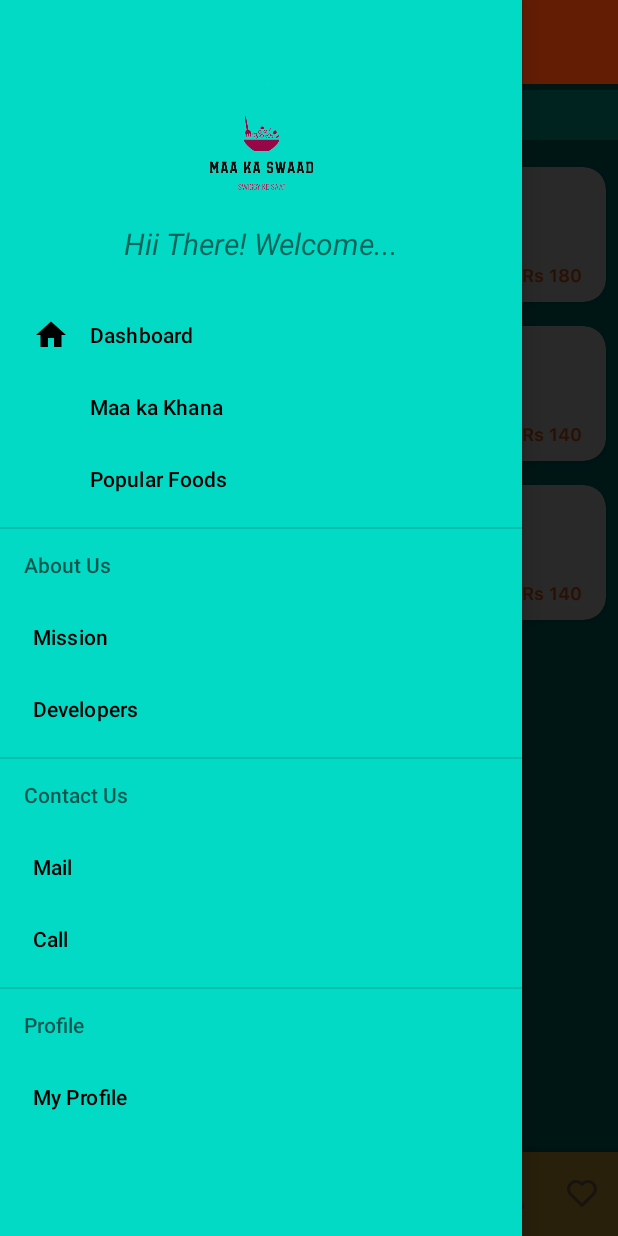
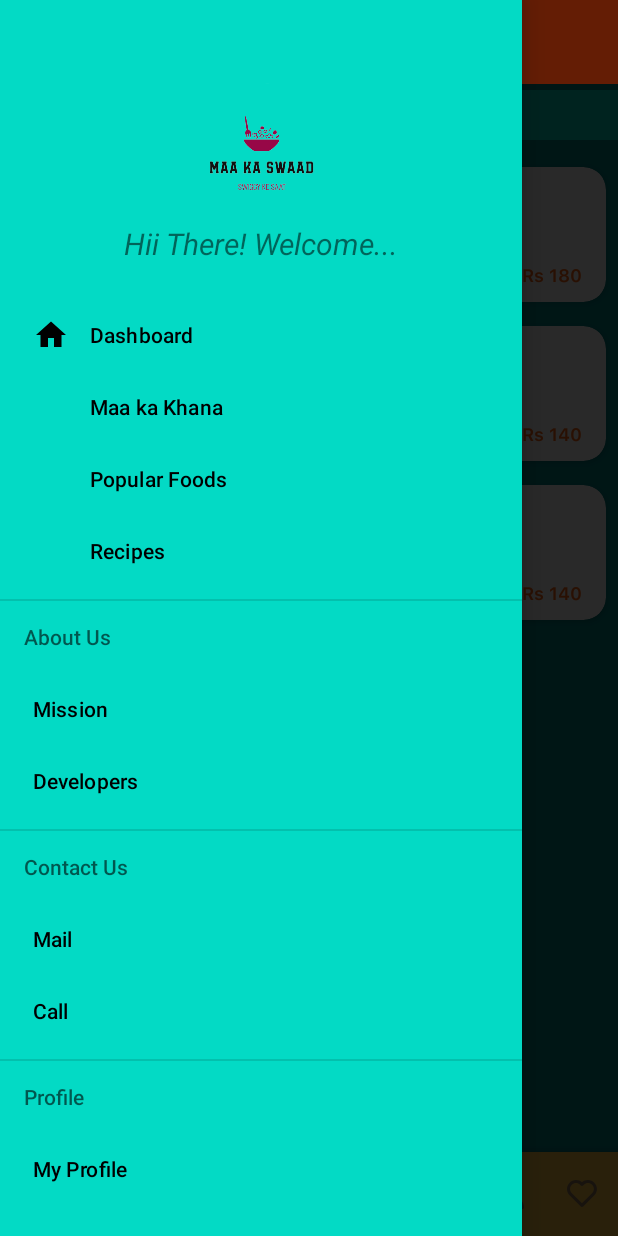
Before and after one commit to vineetnayak777/MaaKaSwaad, an Android app: the DashboardActivity screen opened directly, with no data from a screen before it, with the side drawer open, on a phone screen of 412 x 824 dp. Run offline under Robolectric (Android 15) with nearby library versions, the phone set to English and light mode, and no system bars; Roboto replaces fonts that are not available here.

Commit message:
Details for Mothers Food Added

```diff
--- a/MaaKaSwaad/app/build.gradle
+++ b/MaaKaSwaad/app/build.gradle
@@ -43,4 +43,5 @@ dependencies {
     androidTestImplementation 'androidx.test.ext:junit:1.1.3'
     androidTestImplementation 'androidx.test.espresso:espresso-core:3.4.0'
     implementation 'com.squareup.picasso:picasso:2.71828'
+    implementation 'com.google.code.gson:gson:2.8.5'
 }
--- a/MaaKaSwaad/app/src/main/AndroidManifest.xml
+++ b/MaaKaSwaad/app/src/main/AndroidManifest.xml
@@ -4,6 +4,8 @@
     package="com.example.maakaswaad">
 
     <uses-permission android:name="android.permission.INTERNET" />
+    <uses-permission android:name="android.permission.WRITE_EXTERNAL_STORAGE" />
+    <uses-permission android:name="android.permission.READ_EXTERNAL_STORAGE"/>
 
     <application
         android:allowBackup="true"
--- a/MaaKaSwaad/app/src/main/java/com/example/maakaswaad/BaseActivity.java
+++ b/MaaKaSwaad/app/src/main/java/com/example/maakaswaad/BaseActivity.java
@@ -53,6 +53,8 @@ public class BaseActivity extends AppCompatActivity implements NavigationView.On
                 Intent intent3 = new Intent(BaseActivity.this, RestaurantActivity.class);
                 startActivity(intent3);
                 break;
+            case R.id.recipes:
+                break;
             case R.id.mission:
                 break;
             case R.id.developers:
--- a/MaaKaSwaad/app/src/main/java/com/example/maakaswaad/adapter/CategoryItemRecyclerAdapter.java
+++ b/MaaKaSwaad/app/src/main/java/com/example/maakaswaad/adapter/CategoryItemRecyclerAdapter.java
@@ -67,7 +67,7 @@ public class CategoryItemRecyclerAdapter extends RecyclerView.Adapter<CategoryIt
 
         public CategoryItemViewHolder(@NonNull View itemView) {
             super(itemView);
-            name = itemView.findViewById(R.id.name);
+            name = itemView.findViewById(R.id.name_rec);
             price = itemView.findViewById(R.id.price);
             itemImage = itemView.findViewById(R.id.item_image);
 
--- a/MaaKaSwaad/app/src/main/java/com/example/maakaswaad/adapter/MothersFoodAdapter.java
+++ b/MaaKaSwaad/app/src/main/java/com/example/maakaswaad/adapter/MothersFoodAdapter.java
@@ -2,6 +2,7 @@ package com.example.maakaswaad.adapter;
 
 
 import android.content.Context;
+import android.content.Intent;
 import android.view.LayoutInflater;
 import android.view.View;
 import android.view.ViewGroup;
@@ -11,6 +12,7 @@ import android.widget.TextView;
 import androidx.annotation.NonNull;
 import androidx.recyclerview.widget.RecyclerView;
 
+import com.example.maakaswaad.DetailsActivity;
 import com.example.maakaswaad.R;
 import com.example.maakaswaad.model.MothersFood;
 
@@ -43,6 +45,19 @@ public class MothersFoodAdapter extends RecyclerView.Adapter<MothersFoodAdapter.
         holder.rating.setText(MothersFoodList.get(position).getRating());
         holder.foodby.setText(MothersFoodList.get(position).getFood_by());
         holder.foodbyImage.setImageResource(MothersFoodList.get(position).getFoodbypicUrl());
+        holder.itemView.setOnClickListener(new View.OnClickListener() {
+            @Override
+            public void onClick(View view) {
+                Integer url;
+                Intent i = new Intent(context, DetailsActivity.class);
+                url = MothersFoodList.get(position).getImageUrl();
+                i.putExtra("name", MothersFoodList.get(position).getName());
+                i.putExtra("price", MothersFoodList.get(position).getPrice());
+                i.putExtra("image", url);
+                i.putExtra("rating",MothersFoodList.get(position).getRating());
+                context.startActivity(i);
+            }
+        });
 
     }
 
@@ -61,9 +76,9 @@ public class MothersFoodAdapter extends RecyclerView.Adapter<MothersFoodAdapter.
         public MothersFoodViewHolder(@NonNull View itemView) {
             super(itemView);
 
-            foodImage = itemView.findViewById(R.id.food_image);
+            foodImage = itemView.findViewById(R.id.food_image_rec);
             price = itemView.findViewById(R.id.price);
-            name = itemView.findViewById(R.id.name);
+            name = itemView.findViewById(R.id.name_rec);
             rating = itemView.findViewById(R.id.rating);
             foodby = itemView.findViewById(R.id.foodby);
             foodbyImage = itemView.findViewById(R.id.foodby_pic);
--- a/MaaKaSwaad/app/src/main/java/com/example/maakaswaad/adapter/PopularFoodAdapter.java
+++ b/MaaKaSwaad/app/src/main/java/com/example/maakaswaad/adapter/PopularFoodAdapter.java
@@ -69,9 +69,9 @@ public class PopularFoodAdapter extends RecyclerView.Adapter<PopularFoodAdapter.
         public PopularFoodViewHolder(@NonNull View itemView) {
             super(itemView);
 
-            foodImage = itemView.findViewById(R.id.food_image);
+            foodImage = itemView.findViewById(R.id.food_image_rec);
             price = itemView.findViewById(R.id.price);
-            name = itemView.findViewById(R.id.name);
+            name = itemView.findViewById(R.id.name_rec);
         }
     }
 }
--- a/MaaKaSwaad/app/src/main/java/com/example/maakaswaad/adapter/RestaurantFoodAdapter.java
+++ b/MaaKaSwaad/app/src/main/java/com/example/maakaswaad/adapter/RestaurantFoodAdapter.java
@@ -74,9 +74,9 @@ public class RestaurantFoodAdapter extends RecyclerView.Adapter<RestaurantFoodAd
         public RestaurantFoodViewHolder(@NonNull View itemView) {
             super(itemView);
 
-            foodImage = itemView.findViewById(R.id.food_image);
+            foodImage = itemView.findViewById(R.id.food_image_rec);
             price = itemView.findViewById(R.id.price);
-            name = itemView.findViewById(R.id.name);
+            name = itemView.findViewById(R.id.name_rec);
             rating = itemView.findViewById(R.id.rating);
             restaurantName = itemView.findViewById(R.id.restaurant_name);
 
--- a/MaaKaSwaad/app/src/main/res/layout/category_row_item.xml
+++ b/MaaKaSwaad/app/src/main/res/layout/category_row_item.xml
@@ -23,7 +23,7 @@
             android:scaleType="fitXY"/>
 
         <TextView
-            android:id="@+id/name"
+            android:id="@+id/name_rec"
             android:layout_width="0dp"
             android:layout_height="wrap_content"
             android:layout_marginStart="8dp"
@@ -54,7 +54,7 @@
             app:layout_constraintBottom_toBottomOf="parent"
             app:layout_constraintEnd_toEndOf="parent"
             app:layout_constraintHorizontal_bias="0.5"
-            app:layout_constraintStart_toEndOf="@+id/name"
-            app:layout_constraintTop_toTopOf="@+id/name" />
+            app:layout_constraintStart_toEndOf="@+id/name_rec"
+            app:layout_constraintTop_toTopOf="@+id/name_rec" />
     </androidx.constraintlayout.widget.ConstraintLayout>
 </androidx.cardview.widget.CardView>
--- a/MaaKaSwaad/app/src/main/res/layout/maa_ka_khana_row.xml
+++ b/MaaKaSwaad/app/src/main/res/layout/maa_ka_khana_row.xml
@@ -17,7 +17,7 @@
 
 
         <ImageView
-            android:id="@+id/food_image"
+            android:id="@+id/food_image_rec"
             android:layout_width="102dp"
             android:layout_height="84dp"
             android:adjustViewBounds="true"
@@ -27,7 +27,7 @@
             app:srcCompat="@drawable/maakakhana1" />
 
         <TextView
-            android:id="@+id/name"
+            android:id="@+id/name_rec"
             android:layout_width="0dp"
             android:layout_height="wrap_content"
             android:layout_marginTop="8dp"
@@ -61,7 +61,7 @@
             android:text="Moms Special"
             android:textColor="#F06941"
             android:textSize="12sp"
-            app:layout_constraintStart_toEndOf="@+id/food_image"
+            app:layout_constraintStart_toEndOf="@+id/food_image_rec"
             app:layout_constraintTop_toTopOf="parent" />
 
         <TextView
@@ -83,8 +83,8 @@
             android:layout_marginTop="8dp"
             android:scaleType="fitXY"
             app:layout_constraintBottom_toBottomOf="parent"
-            app:layout_constraintStart_toStartOf="@+id/name"
-            app:layout_constraintTop_toBottomOf="@+id/name"
+            app:layout_constraintStart_toStartOf="@+id/name_rec"
+            app:layout_constraintTop_toBottomOf="@+id/name_rec"
             app:srcCompat="@drawable/ic_star_black_24dp" />
 
         <TextView
--- a/MaaKaSwaad/app/src/main/res/menu/nav_menu.xml
+++ b/MaaKaSwaad/app/src/main/res/menu/nav_menu.xml
@@ -12,6 +12,9 @@
         <item
             android:title="Popular Foods"
             android:id="@+id/popular_foods"/>
+        <item
+            android:title="Recipes"
+            android:id="@+id/recipes"/>
     </group>
     <item
         android:title="About Us">
```
Also changed, not shown: MaaKaSwaad/app/src/main/assets/fooddetails.json (added, +21 -0 lines), MaaKaSwaad/app/src/main/java/com/example/maakaswaad/DetailsActivity.java (+26 -2 lines), MaaKaSwaad/app/src/main/java/com/example/maakaswaad/FoodDetailJson.java (added, +56 -0 lines), MaaKaSwaad/app/src/main/java/com/example/maakaswaad/Utils.java (added, +27 -0 lines), MaaKaSwaad/app/src/main/res/layout/popular_food_row.xml (+5 -5 lines), MaaKaSwaad/app/src/main/res/layout/restaurant_food_row.xml (+5 -5 lines).
